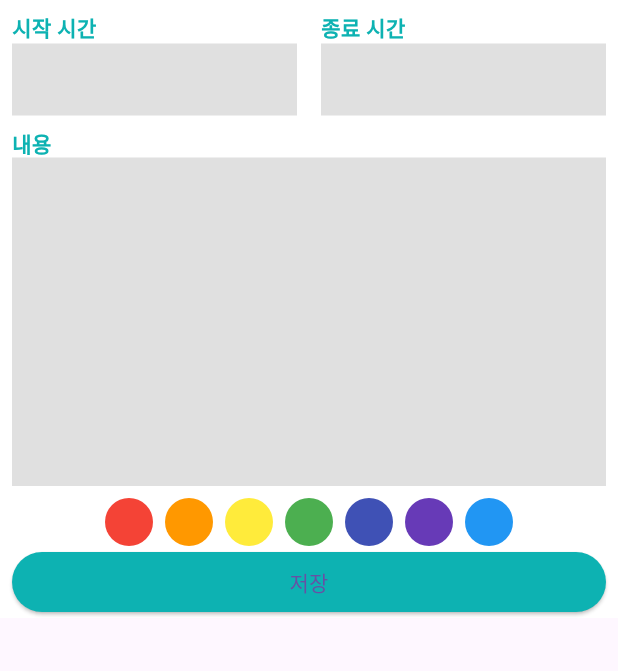
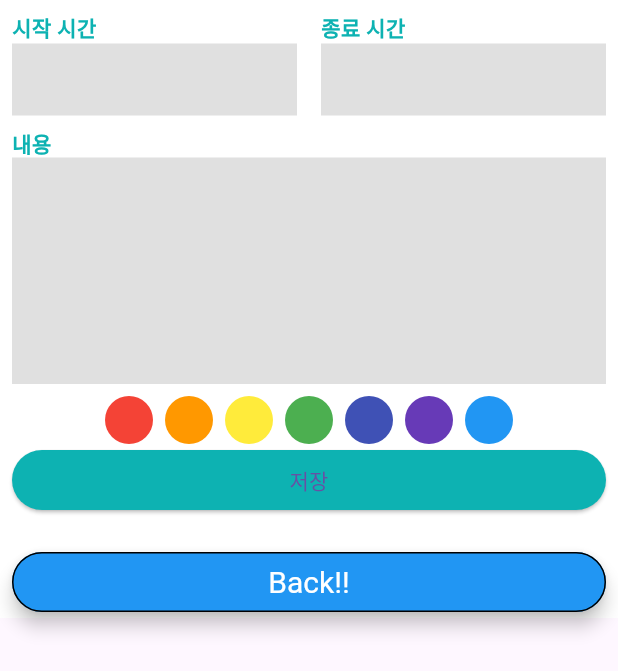
Before and after one commit to poseidonKey/my_widget_util, a Flutter app: the screen it shows after launch, after a tap on "Form", on a phone screen of 412 x 824 dp. Shown: the top 671 px of the screen. Run offline on Flutter 3.47's test engine with Material 3 defaults, Android fonts, the light colour scheme and no system bars.

Commit message:
약간 보완

```diff
--- a/lib/screens/form_screen.dart
+++ b/lib/screens/form_screen.dart
@@ -1,5 +1,6 @@
 import 'package:flutter/material.dart';
 import 'package:my_util_widget/const/colors.dart';
+import 'package:my_util_widget/widgets/custom_elevated_button.dart';
 import 'package:my_util_widget/widgets/custom_text_field.dart';
 
 class FormScreen extends StatefulWidget {
@@ -94,6 +95,17 @@ class _FormScreenState extends State<FormScreen> {
                       child: const Text('저장'),
                     ),
                   ),
+                  const SizedBox(
+                    height: 20,
+                  ),
+                  SizedBox(
+                      width: double.infinity,
+                      child: CustomElevatedButton(
+                        label: 'Back!!',
+                        onPressed: () {
+                          Navigator.of(context).pop();
+                        },
+                      )),
                 ],
               ),
             ),
--- a/lib/screens/home_screen.dart
+++ b/lib/screens/home_screen.dart
@@ -48,7 +48,10 @@ class HomeScreen extends StatelessWidget {
     );
   }
 
-  void openScreen({required BuildContext context, required Widget screen}) {
+  void openScreen({
+    required BuildContext context,
+    required Widget screen,
+  }) {
     Navigator.of(context).push(MaterialPageRoute(builder: (context) {
       return screen;
     }));
--- /dev/null
+++ b/lib/widgets/custom_elevated_button.dart
@@ -0,0 +1,22 @@
+import 'package:flutter/material.dart';
+
+class CustomElevatedButton extends StatelessWidget {
+  final String label;
+  final VoidCallback onPressed;
+  const CustomElevatedButton(
+      {super.key, required this.label, required this.onPressed});
+
+  @override
+  Widget build(BuildContext context) {
+    return ElevatedButton(
+      onPressed: onPressed,
+      style: ElevatedButton.styleFrom(
+          backgroundColor: Colors.blue,
+          foregroundColor: Colors.white,
+          elevation: 5,
+          textStyle: const TextStyle(fontSize: 20),
+          side: const BorderSide()),
+      child: Text(label),
+    );
+  }
+}
```
